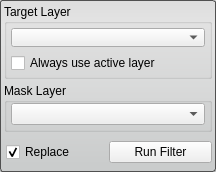
First picture: the form in Interface/ToolInterface/XorFilterInterface.ui, repository jessdtate/Seg3D, before the edit.
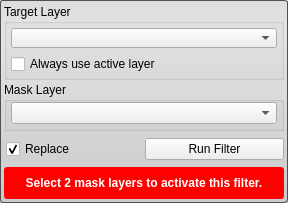
Second picture: the form after the edit. Custom widgets are drawn as their Qt base class.

Commit message: added a warning to the all the tools and filters for when the proper layer isnt selected.

What changed in the file:
```diff
--- a/Interface/ToolInterface/XorFilterInterface.ui
+++ b/Interface/ToolInterface/XorFilterInterface.ui
@@ -6,8 +6,8 @@
    <rect>
     <x>0</x>
     <y>0</y>
-    <width>216</width>
-    <height>172</height>
+    <width>288</width>
+    <height>203</height>
    </rect>
   </property>
   <property name="sizePolicy">
@@ -40,7 +40,7 @@
   </property>
   <layout class="QVBoxLayout" name="verticalLayout_2">
    <property name="spacing">
-    <number>4</number>
+    <number>2</number>
    </property>
    <property name="margin">
     <number>4</number>
@@ -182,6 +182,48 @@
      </layout>
     </widget>
    </item>
+   <item>
+    <widget class="QWidget" name="message_alert_" native="true">
+     <property name="minimumSize">
+      <size>
+       <width>0</width>
+       <height>32</height>
+      </size>
+     </property>
+     <property name="styleSheet">
+      <string notr="true">QLabel#message_{
+	color: white;
+	font: bold;
+}
+
+QWidget#message_alert_{
+	border-radius: 3px;
+	background-color: red;
+}</string>
+     </property>
+     <layout class="QHBoxLayout" name="horizontalLayout_5">
+      <property name="spacing">
+       <number>0</number>
+      </property>
+      <property name="margin">
+       <number>4</number>
+      </property>
+      <item>
+       <widget class="QLabel" name="message_">
+        <property name="text">
+         <string>Select 2 mask layers to activate this filter.</string>
+        </property>
+        <property name="alignment">
+         <set>Qt::AlignCenter</set>
+        </property>
+        <property name="wordWrap">
+         <bool>true</bool>
+        </property>
+       </widget>
+      </item>
+     </layout>
+    </widget>
+   </item>
   </layout>
  </widget>
  <customwidgets>
```
Left out of the diff: 2 changed lines with no effect on the pictures. The commit also changes 67 other files.
